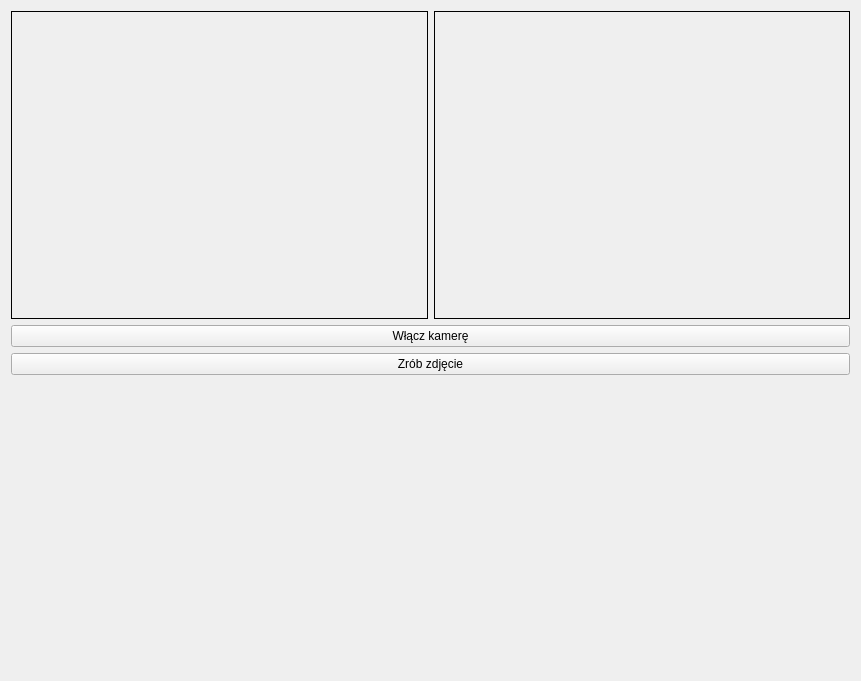
This is StereoVision/widgetcalibration.ui in dzikipasterz/StareoVision as Qt 5 draws it before an edit. The edited form follows.
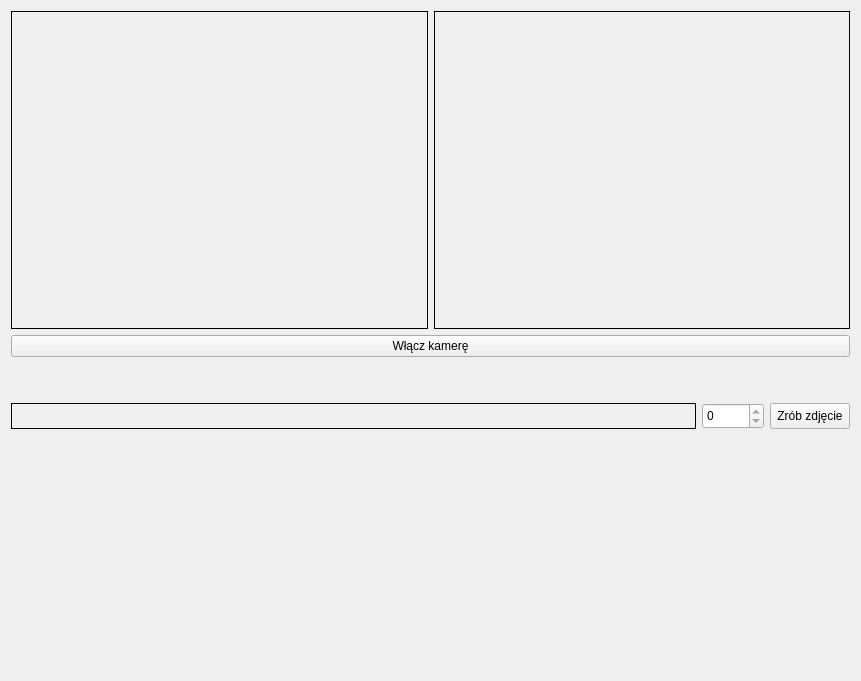
This is the edited form.

Patch:
```diff
--- a/StereoVision/widgetcalibration.ui
+++ b/StereoVision/widgetcalibration.ui
@@ -84,13 +84,6 @@
      </property>
     </widget>
    </item>
-   <item>
-    <widget class="QPushButton" name="pushButtonTakePicture">
-     <property name="text">
-      <string>Zrób zdjęcie</string>
-     </property>
-    </widget>
-   </item>
    <item>
     <spacer name="verticalSpacer">
      <property name="orientation">
@@ -102,7 +95,90 @@
      <property name="sizeHint" stdset="0">
       <size>
        <width>20</width>
-       <height>295</height>
+       <height>40</height>
+      </size>
+     </property>
+    </spacer>
+   </item>
+   <item>
+    <layout class="QHBoxLayout" name="horizontalLayout">
+     <item>
+      <widget class="QLabel" name="labelLastPictStatus">
+       <property name="sizePolicy">
+        <sizepolicy hsizetype="Preferred" vsizetype="Preferred">
+         <horstretch>11</horstretch>
+         <verstretch>0</verstretch>
+        </sizepolicy>
+       </property>
+       <property name="maximumSize">
+        <size>
+         <width>16777215</width>
+         <height>26</height>
+        </size>
+       </property>
+       <property name="frameShape">
+        <enum>QFrame::Box</enum>
+       </property>
+       <property name="text">
+        <string/>
+       </property>
+      </widget>
+     </item>
+     <item>
+      <widget class="QSpinBox" name="spinBoxCollectedSets">
+       <property name="sizePolicy">
+        <sizepolicy hsizetype="Minimum" vsizetype="Fixed">
+         <horstretch>1</horstretch>
+         <verstretch>0</verstretch>
+        </sizepolicy>
+       </property>
+       <property name="maximumSize">
+        <size>
+         <width>16777215</width>
+         <height>26</height>
+        </size>
+       </property>
+       <property name="readOnly">
+        <bool>true</bool>
+       </property>
+       <property name="maximum">
+        <number>1024</number>
+       </property>
+      </widget>
+     </item>
+     <item>
+      <widget class="QPushButton" name="pushButtonTakePicture">
+       <property name="sizePolicy">
+        <sizepolicy hsizetype="Minimum" vsizetype="Fixed">
+         <horstretch>1</horstretch>
+         <verstretch>0</verstretch>
+        </sizepolicy>
+       </property>
+       <property name="maximumSize">
+        <size>
+         <width>16777215</width>
+         <height>26</height>
+        </size>
+       </property>
+       <property name="text">
+        <string>Zrób zdjęcie</string>
+       </property>
+      </widget>
+     </item>
+    </layout>
+   </item>
+   <item>
+    <spacer name="verticalSpacer_2">
+     <property name="orientation">
+      <enum>Qt::Vertical</enum>
+     </property>
+     <property name="sizeType">
+      <enum>QSizePolicy::Fixed</enum>
+     </property>
+     <property name="sizeHint" stdset="0">
+      <size>
+       <width>20</width>
+       <height>241</height>
       </size>
      </property>
     </spacer>
```
